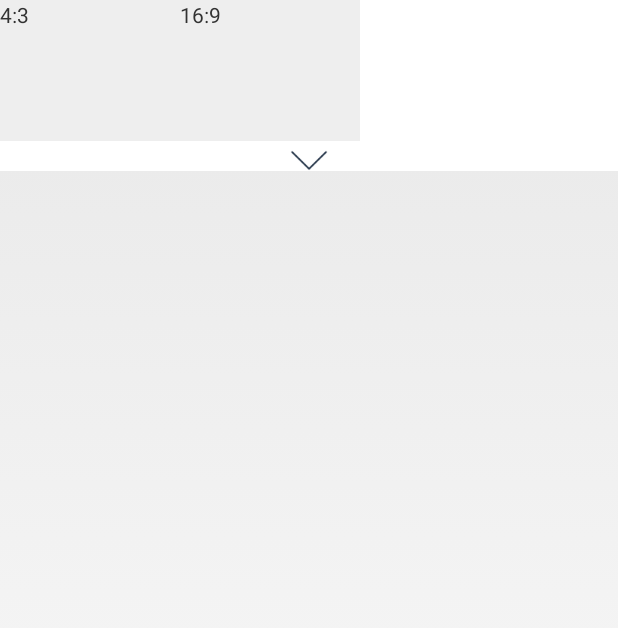
After one commit to CaptainPirate/hssFilterCamera, an Android app: the layout ratio_layout.xml on its own in the app's theme, with its tools: preview values and no code run, on a phone screen of 412 x 824 dp. The commit adds this screen. Shown: the top 628 px of the screen. Run offline under Robolectric (Android 15) with nearby library versions, the phone set to English and light mode, and no system bars.

Commit message:
[hssfiltercamera][][]添加切换预览界面比率功能

```diff
--- /dev/null
+++ b/app/src/main/res/layout/ratio_layout.xml
@@ -0,0 +1,36 @@
+<?xml version="1.0" encoding="utf-8"?>
+<LinearLayout xmlns:android="http://schemas.android.com/apk/res/android"
+    android:id="@+id/layout_ratio_tab"
+    android:layout_width="match_parent"
+    android:background="#ffffff"
+    android:layout_height="114.0dip"
+    android:orientation="vertical">
+    <LinearLayout
+	    android:layout_width="match_parent"
+	    android:background="#ffffff"
+	    android:layout_height="94.0dip"
+	    android:orientation="horizontal">
+	    <TextView
+		android:id="@+id/ratio_4_3"
+		android:layout_width="120dp"
+		android:background="#eeeeee"
+		android:layout_height="match_parent"
+		android:text="@string/ratio_4_3"/>
+	    <TextView
+		android:id="@+id/ratio_16_9"
+		android:layout_width="120dp"
+		android:background="#eeeeee"
+		android:layout_height="match_parent"
+		android:text="@string/ratio_16_9"/>
+    </LinearLayout>
+
+    <ImageView
+        android:background="@android:color/white"
+        android:id="@+id/btn_camera_closeratio"
+        android:layout_width="match_parent"
+        android:layout_height="26dip"
+        android:scaleType="center"
+        android:layout_gravity="center_horizontal"
+        android:src="@drawable/btn_layout_filters_bar_close" />
+
+</LinearLayout>
--- a/app/src/main/res/values/strings.xml
+++ b/app/src/main/res/values/strings.xml
@@ -59,4 +59,6 @@
 	<string name="edit_sharpness">Sharpness</string>
 	<string name="edit_brightness">Bright</string>
 	<string name="edit_hue">Hue</string>
+        <string name="ratio_4_3">4:3</string>
+        <string name="ratio_16_9">16:9</string>
 </resources>
```
Also changed, not shown: app/src/main/java/googlog/com/hsscamera/activity/CameraActivity.java (+95 -0 lines), app/src/main/res/layout/activity_camera.xml (+23 -0 lines).
